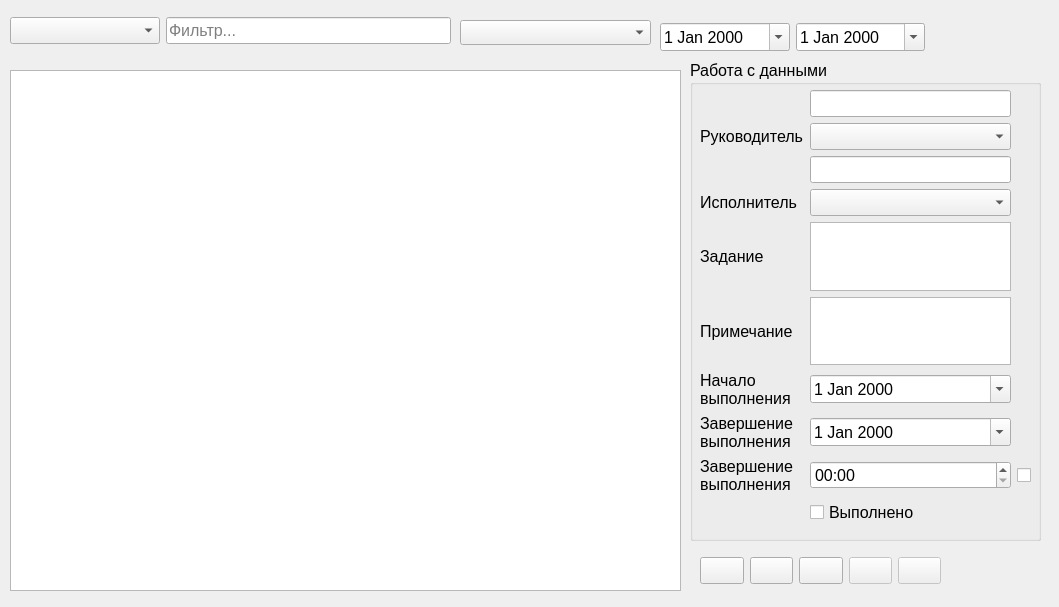
The window that ui/journal.ui (alex-klev/Task_Log_WinForm) describes before a commit, drawn with Qt 5.
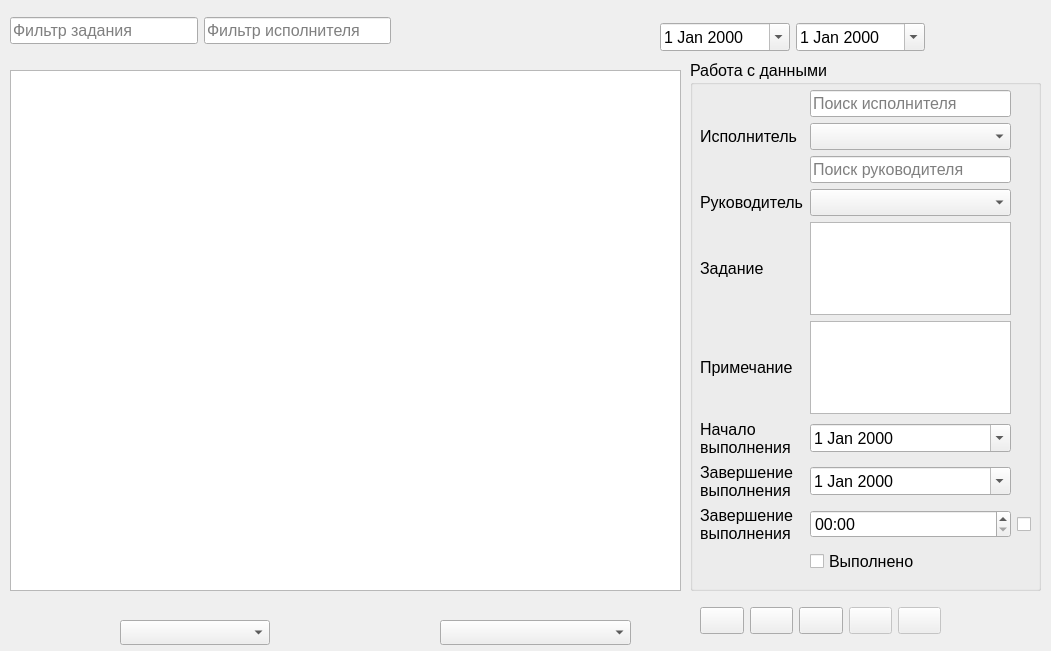
The same window after the commit. Icons and pictures are not drawn.

Diff of the .ui file:
```diff
--- a/ui/journal.ui
+++ b/ui/journal.ui
@@ -6,10 +6,22 @@
    <rect>
     <x>0</x>
     <y>0</y>
-    <width>1059</width>
-    <height>607</height>
+    <width>1051</width>
+    <height>651</height>
    </rect>
   </property>
+  <property name="minimumSize">
+   <size>
+    <width>1051</width>
+    <height>651</height>
+   </size>
+  </property>
+  <property name="maximumSize">
+   <size>
+    <width>1051</width>
+    <height>651</height>
+   </size>
+  </property>
   <property name="font">
    <font>
     <pointsize>12</pointsize>
@@ -43,28 +55,28 @@
      <rect>
       <x>10</x>
       <y>10</y>
-      <width>441</width>
+      <width>381</width>
       <height>41</height>
      </rect>
     </property>
     <layout class="QGridLayout" name="gridLayout">
-     <item row="0" column="1">
-      <widget class="QLineEdit" name="lineEditFilter">
+     <item row="0" column="0">
+      <widget class="QLineEdit" name="lineEditFilterTask">
        <property name="maxLength">
         <number>25</number>
        </property>
        <property name="placeholderText">
-        <string>Фильтр...</string>
+        <string>Фильтр задания</string>
        </property>
       </widget>
      </item>
-     <item row="0" column="0">
-      <widget class="QComboBox" name="comboBoxDataFilter">
-       <property name="minimumSize">
-        <size>
-         <width>150</width>
-         <height>0</height>
-        </size>
+     <item row="0" column="1">
+      <widget class="QLineEdit" name="lineEditFilterEmploye">
+       <property name="maxLength">
+        <number>25</number>
+       </property>
+       <property name="placeholderText">
+        <string>Фильтр исполнителя</string>
        </property>
       </widget>
      </item>
@@ -79,13 +91,19 @@
       <x>690</x>
       <y>60</y>
       <width>351</width>
-      <height>481</height>
+      <height>531</height>
      </rect>
     </property>
     <property name="minimumSize">
      <size>
       <width>0</width>
-      <height>481</height>
+      <height>531</height>
+     </size>
+    </property>
+    <property name="maximumSize">
+     <size>
+      <width>16777215</width>
+      <height>531</height>
      </size>
     </property>
     <property name="title">
@@ -97,23 +115,17 @@
        <x>10</x>
        <y>30</y>
        <width>331</width>
-       <height>435</height>
+       <height>484</height>
       </rect>
      </property>
      <layout class="QGridLayout" name="gridLayout_2">
-      <item row="3" column="0">
-       <widget class="QLabel" name="label_2">
+      <item row="8" column="2">
+       <widget class="QCheckBox" name="checkBox_2">
         <property name="text">
-         <string>Исполнитель</string>
+         <string/>
         </property>
        </widget>
       </item>
-      <item row="4" column="1">
-       <widget class="QPlainTextEdit" name="plainTextEditTask"/>
-      </item>
-      <item row="5" column="1">
-       <widget class="QPlainTextEdit" name="plainTextEditNote"/>
-      </item>
       <item row="7" column="0">
        <widget class="QLabel" name="label_6">
         <property name="text">
@@ -132,40 +144,14 @@
         </property>
        </widget>
       </item>
-      <item row="0" column="1">
-       <widget class="QLineEdit" name="lineEditFindBossFio"/>
-      </item>
-      <item row="8" column="0">
-       <widget class="QLabel" name="label_7">
-        <property name="text">
-         <string>Завершение
-выполнения</string>
+      <item row="2" column="1">
+       <widget class="QLineEdit" name="lineEditFindBossFio">
+        <property name="placeholderText">
+         <string>Поиск руководителя</string>
         </property>
        </widget>
       </item>
-      <item row="9" column="1">
-       <widget class="QCheckBox" name="checkBox">
-        <property name="text">
-         <string>Выполнено</string>
-        </property>
-       </widget>
-      </item>
-      <item row="6" column="0">
-       <widget class="QLabel" name="label_5">
-        <property name="text">
-         <string>Начало
-выполнения</string>
-        </property>
-       </widget>
-      </item>
-      <item row="4" column="0">
-       <widget class="QLabel" name="label_3">
-        <property name="text">
-         <string>Задание</string>
-        </property>
-       </widget>
-      </item>
-      <item row="1" column="0">
+      <item row="3" column="0">
        <widget class="QLabel" name="label">
         <property name="text">
          <string>Руководитель</string>
@@ -179,9 +165,6 @@
         </property>
        </widget>
       </item>
-      <item row="2" column="1">
-       <widget class="QLineEdit" name="lineEditFindEmployeFio"/>
-      </item>
       <item row="7" column="1">
        <widget class="QDateEdit" name="dateEditEnd">
         <property name="calendarPopup">
@@ -189,9 +172,6 @@
         </property>
        </widget>
       </item>
-      <item row="3" column="1">
-       <widget class="QComboBox" name="comboBoxEmploye"/>
-      </item>
       <item row="6" column="1">
        <widget class="QDateEdit" name="dateEditStart">
         <property name="calendarPopup">
@@ -199,13 +179,59 @@
         </property>
        </widget>
       </item>
-      <item row="1" column="1">
+      <item row="3" column="1">
        <widget class="QComboBox" name="comboBoxBoss"/>
       </item>
-      <item row="8" column="2">
-       <widget class="QCheckBox" name="checkBox_2">
+      <item row="4" column="1">
+       <widget class="QPlainTextEdit" name="plainTextEditTask"/>
+      </item>
+      <item row="8" column="0">
+       <widget class="QLabel" name="label_7">
         <property name="text">
-         <string/>
+         <string>Завершение
+выполнения</string>
+        </property>
+       </widget>
+      </item>
+      <item row="4" column="0">
+       <widget class="QLabel" name="label_3">
+        <property name="text">
+         <string>Задание</string>
+        </property>
+       </widget>
+      </item>
+      <item row="1" column="0">
+       <widget class="QLabel" name="label_2">
+        <property name="text">
+         <string>Исполнитель</string>
+        </property>
+       </widget>
+      </item>
+      <item row="5" column="1">
+       <widget class="QPlainTextEdit" name="plainTextEditNote"/>
+      </item>
+      <item row="9" column="1">
+       <widget class="QCheckBox" name="checkBox">
+        <property name="text">
+         <string>Выполнено</string>
+        </property>
+       </widget>
+      </item>
+      <item row="1" column="1">
+       <widget class="QComboBox" name="comboBoxEmploye"/>
+      </item>
+      <item row="6" column="0">
+       <widget class="QLabel" name="label_5">
+        <property name="text">
+         <string>Начало
+выполнения</string>
+        </property>
+       </widget>
+      </item>
+      <item row="0" column="1">
+       <widget class="QLineEdit" name="lineEditFindEmployeFio">
+        <property name="placeholderText">
+         <string>Поиск исполнителя</string>
         </property>
        </widget>
       </item>
@@ -215,8 +241,8 @@
    <widget class="QComboBox" name="comboBoxSort">
     <property name="geometry">
      <rect>
-      <x>460</x>
-      <y>20</y>
+      <x>440</x>
+      <y>620</y>
       <width>191</width>
       <height>25</height>
      </rect>
@@ -252,7 +278,7 @@
     <property name="geometry">
      <rect>
       <x>700</x>
-      <y>550</y>
+      <y>600</y>
       <width>241</width>
       <height>41</height>
      </rect>
@@ -366,6 +392,22 @@
      </item>
     </layout>
    </widget>
+   <widget class="QComboBox" name="comboBoxDataFilter">
+    <property name="geometry">
+     <rect>
+      <x>120</x>
+      <y>620</y>
+      <width>150</width>
+      <height>25</height>
+     </rect>
+    </property>
+    <property name="minimumSize">
+     <size>
+      <width>150</width>
+      <height>0</height>
+     </size>
+    </property>
+   </widget>
   </widget>
  </widget>
  <resources/>
```
